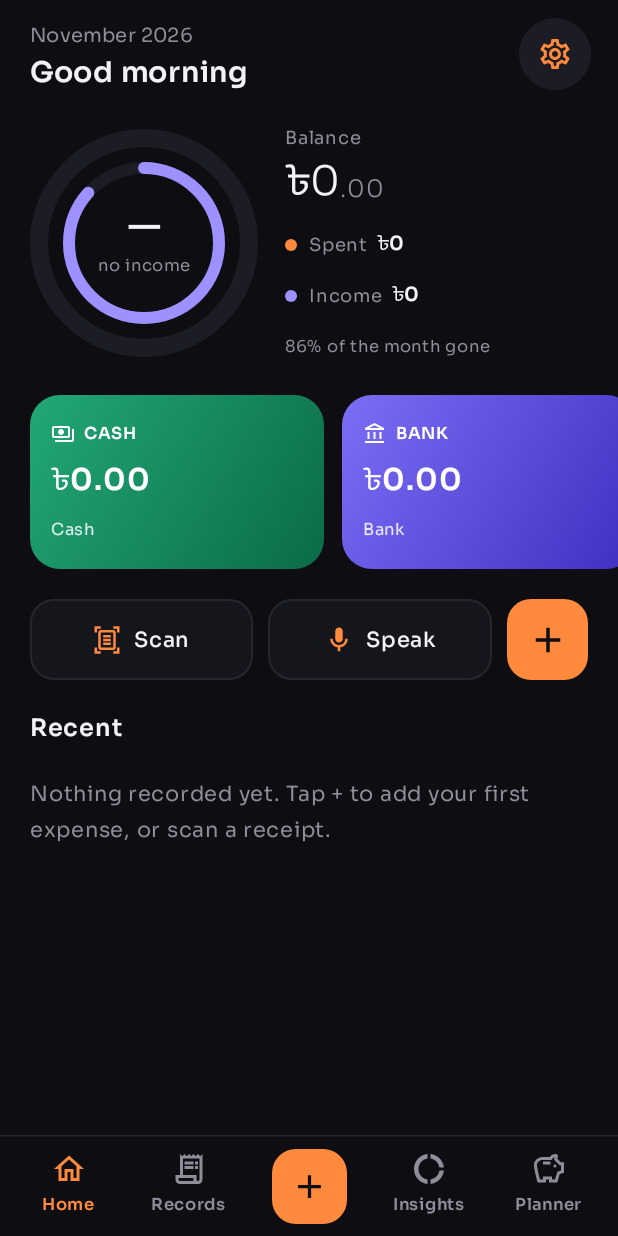
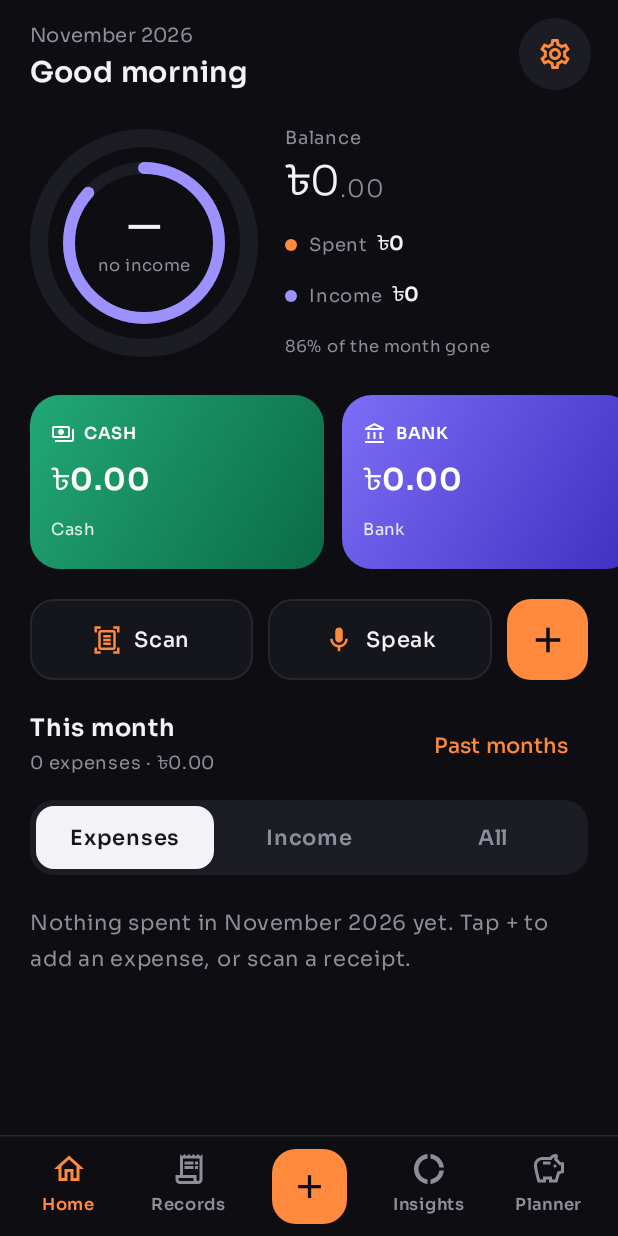
Before and after one commit to rparves/MoneyManager, an Android app built with Jetpack Compose: the screen it shows after launch (MainActivity), on a phone screen of 412 x 824 dp. Run offline under Robolectric (Android 15) with nearby library versions, the phone set to English and light mode, and no system bars; our stand-ins replace Room's generated code.

Commit message:
SQLite export/import; Home shows only the current month

```diff
--- a/app/src/main/java/com/rparves/moneymanager/ui/HomeScreen.kt
+++ b/app/src/main/java/com/rparves/moneymanager/ui/HomeScreen.kt
@@ -36,6 +36,11 @@ import androidx.compose.runtime.Composable
 import androidx.compose.runtime.collectAsState
 import androidx.compose.runtime.getValue
 import androidx.compose.runtime.remember
+import androidx.compose.runtime.mutableStateOf
+import androidx.compose.runtime.mutableIntStateOf
+import androidx.compose.runtime.setValue
+import androidx.compose.runtime.saveable.rememberSaveable
+import androidx.lifecycle.compose.LifecycleResumeEffect
 import androidx.compose.ui.Alignment
 import androidx.compose.ui.Modifier
 import androidx.compose.ui.draw.clip
@@ -74,11 +79,21 @@ fun HomeScreen(
     val dao = app.dao
     val cur = app.prefs.currency
     val ex = LocalExtra.current
-    val ym = remember { YearMonth.now() }
+    // Re-check the month whenever the app comes back to the foreground, so Home rolls over on the 1st
+    var ym by remember { mutableStateOf(YearMonth.now()) }
+    LifecycleResumeEffect(Unit) {
+        ym = YearMonth.now()
+        onPauseOrDispose { }
+    }
+    var listMode by rememberSaveable { mutableIntStateOf(0) } // 0 expenses, 1 income, 2 all
     val initial by remember { dao.initialSum() }.collectAsState(0L)
     val net by remember { dao.net() }.collectAsState(0L)
-    val month by remember { val r = monthRange(ym); dao.txnsBetween(r.first, r.second) }.collectAsState(emptyList())
-    val recent by remember { dao.recent(25) }.collectAsState(emptyList())
+    val month by remember(ym) { val r = monthRange(ym); dao.txnsBetween(r.first, r.second) }.collectAsState(emptyList())
+    val shown = when (listMode) {
+        0 -> month.filter { !it.t.isIncome }
+        1 -> month.filter { it.t.isIncome }
+        else -> month
+    }
     val bills by remember { dao.bills() }.collectAsState(emptyList())
     val accounts by remember { dao.accountBalances() }.collectAsState(emptyList())
 
@@ -182,23 +197,43 @@ fun HomeScreen(
         }
 
         item {
-            Row(Modifier.padding(start = 20.dp, end = 8.dp), verticalAlignment = Alignment.CenterVertically) {
-                Text("Recent", fontSize = 16.sp, fontWeight = FontWeight.SemiBold, modifier = Modifier.weight(1f))
-                if (recent.isNotEmpty()) TextButton(onClick = onSeeAll) { Text("See all", color = ex.expense) }
+            Column(Modifier.padding(horizontal = 20.dp), verticalArrangement = Arrangement.spacedBy(12.dp)) {
+                Row(verticalAlignment = Alignment.CenterVertically) {
+                    Column(Modifier.weight(1f)) {
+                        Text("This month", fontSize = 16.sp, fontWeight = FontWeight.SemiBold)
+                        Text(
+                            when (listMode) {
+                                0 -> "${shown.size} expenses · ${money(expense, cur)}"
+                                1 -> "${shown.size} income entries · ${money(income, cur)}"
+                                else -> "${shown.size} entries"
+                            },
+                            fontSize = 12.sp, color = ex.muted,
+                        )
+                    }
+                    TextButton(onClick = onSeeAll) { Text("Past months", color = ex.expense) }
+                }
+                Segmented(listOf("Expenses", "Income", "All"), listMode, { listMode = it })
             }
         }
-        if (recent.isEmpty()) {
+        if (shown.isEmpty()) {
             item {
                 Text(
-                    "Nothing recorded yet. Tap + to add your first expense, or scan a receipt.",
+                    when (listMode) {
+                        1 -> "No income recorded in ${ym.label()} yet."
+                        else -> "Nothing spent in ${ym.label()} yet. Tap + to add an expense, or scan a receipt."
+                    },
                     color = ex.muted, fontSize = 14.sp, modifier = Modifier.padding(horizontal = 20.dp),
                 )
             }
         } else {
-            recent.groupBy { it.t.date.toLocalDate() }.forEach { (d, list) ->
+            shown.groupBy { it.t.date.toLocalDate() }.forEach { (d, list) ->
                 item(key = "d$d") {
                     Column {
-                        Text(relativeDay(d), fontSize = 12.sp, color = ex.muted, modifier = Modifier.padding(start = 20.dp, bottom = 2.dp))
+                        Row(Modifier.padding(start = 20.dp, end = 20.dp, bottom = 2.dp)) {
+                            Text(relativeDay(d), fontSize = 12.sp, color = ex.muted, modifier = Modifier.weight(1f))
+                            val dayOut = list.filter { !it.t.isIncome }.sumOf { it.t.amount }
+                            if (dayOut > 0) Text(money(dayOut, cur), fontSize = 12.sp, color = ex.muted)
+                        }
                         list.forEachIndexed { i, r ->
                             if (i > 0) HorizontalDivider(Modifier.padding(start = 70.dp, end = 20.dp), color = ex.border)
                             TxnItem(r, cur) { onEdit(r.t.id) }
```
Also changed, not shown: app/src/main/java/com/rparves/moneymanager/data/Backup.kt (+82 -0 lines), app/src/main/java/com/rparves/moneymanager/ui/SettingsScreen.kt (+29 -0 lines).
